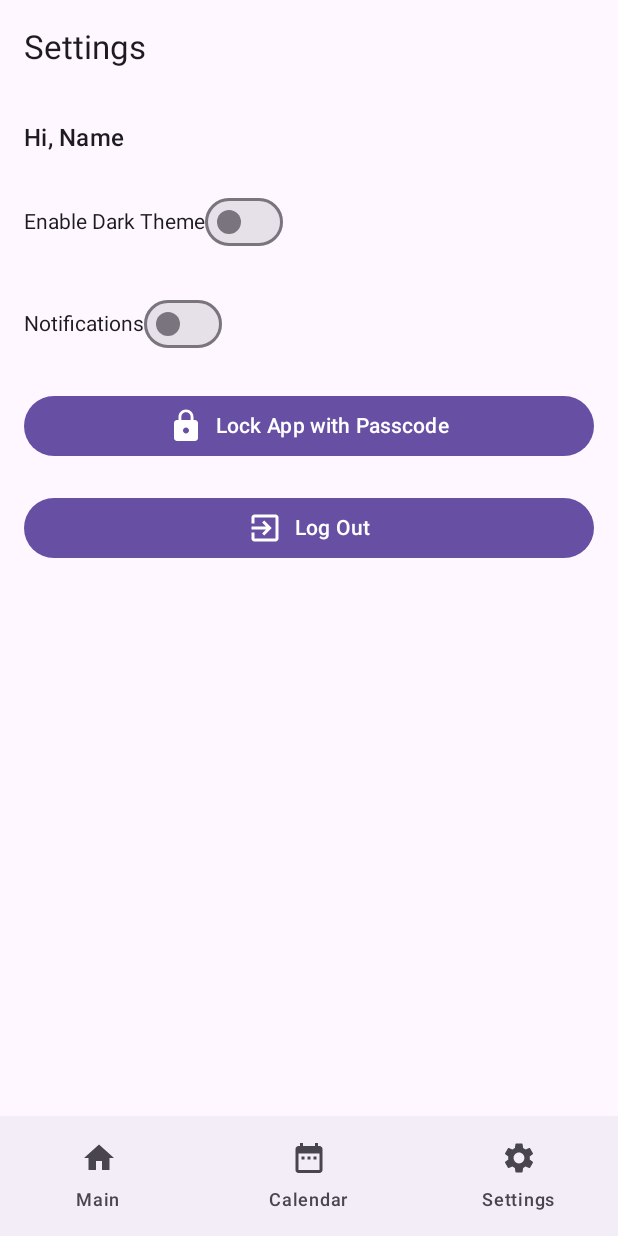
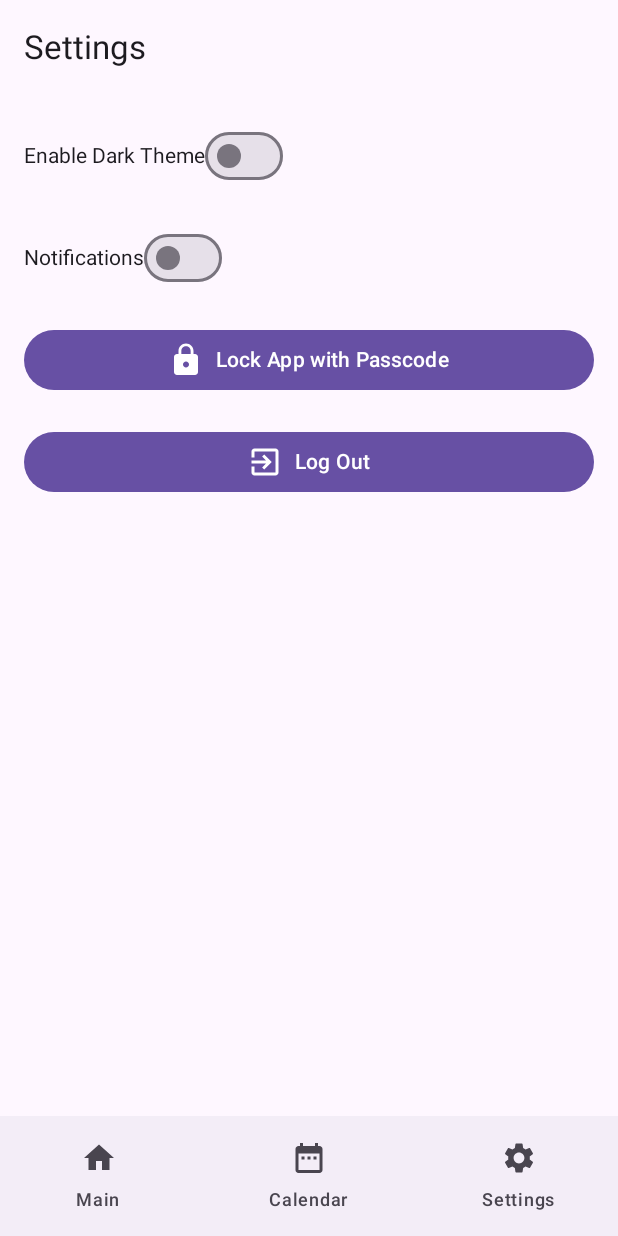
Before and after one commit to ndxnode/Journal-AI-Buddy, an Android app built with Jetpack Compose: the MainScreen screen opened through its navigation route, item 3 of the bottom bar chosen, on a phone screen of 412 x 824 dp. Run offline under Robolectric (Android 15) with nearby library versions, the phone set to English and light mode, and no system bars; our stand-ins replace Firebase (no records; nobody signed in at launch, a user with empty details on screens opened directly), Room's generated code, livedata-compose.

Commit message:
removed name from main and settings page

```diff
--- a/app/src/main/java/com/example/journalaibuddy/ui/screens/MainScreen.kt
+++ b/app/src/main/java/com/example/journalaibuddy/ui/screens/MainScreen.kt
@@ -23,7 +23,7 @@ fun MainScreen(viewModel: JournalViewModel) {
     Scaffold(
         topBar = {
             TopAppBar(
-                title = { Text("Welcome, ${user?.displayName ?: "User"}") },
+                title = { Text("Welcome to your Journal") },
             )
         },
         floatingActionButtonPosition = FabPosition.End,
--- a/app/src/main/java/com/example/journalaibuddy/ui/screens/SettingsScreen.kt
+++ b/app/src/main/java/com/example/journalaibuddy/ui/screens/SettingsScreen.kt
@@ -36,7 +36,6 @@ fun SettingsScreen(viewModel: SettingsViewModel) {
                 .padding(16.dp),
             verticalArrangement = Arrangement.spacedBy(20.dp)
         ) {
-            Text("Hi, Name", style = MaterialTheme.typography.titleMedium)
             Row(verticalAlignment = Alignment.CenterVertically) {
                 Text("Enable Dark Theme")
                 Switch(
```
